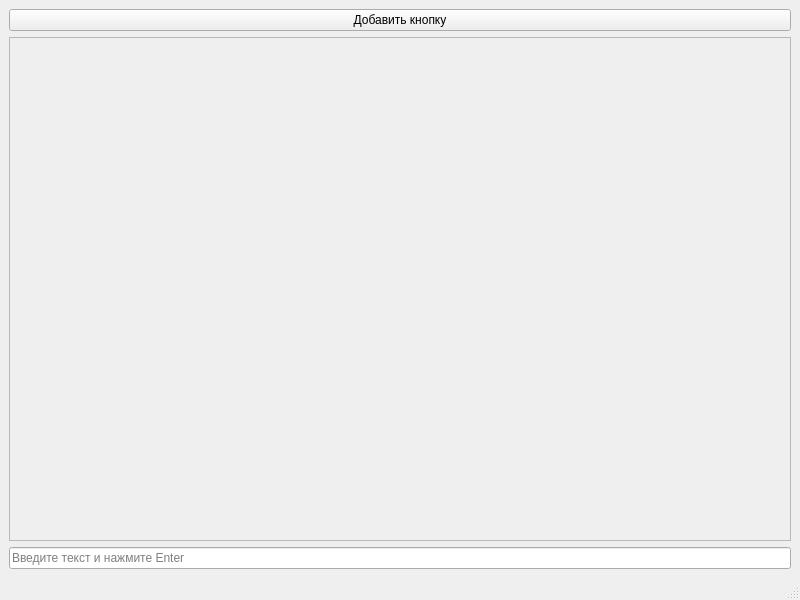
Teddy-Ro/FAK, file FAK/mainwindow.ui: the form before one commit.
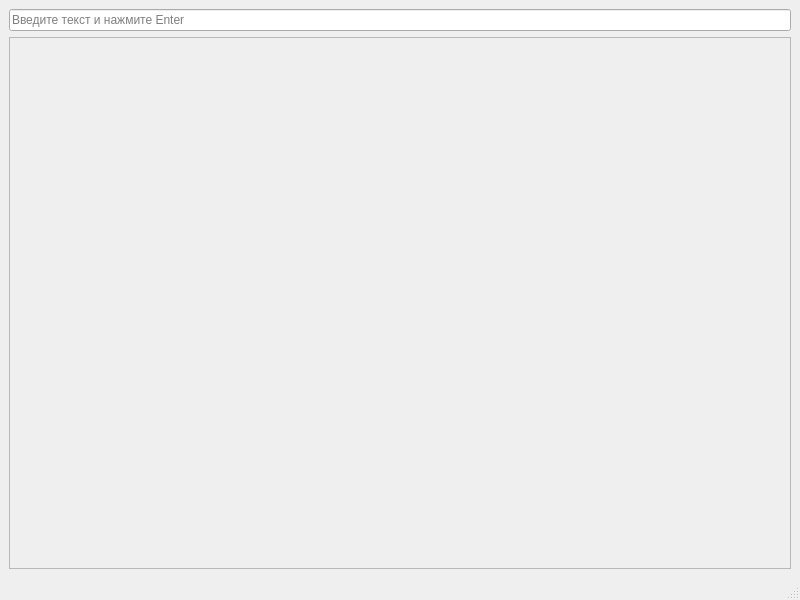
The form after the commit.

Diff of the .ui file:
```diff
--- a/FAK/mainwindow.ui
+++ b/FAK/mainwindow.ui
@@ -18,13 +18,9 @@
     <item>
      <layout class="QVBoxLayout" name="verticalLayout">
       <item>
-       <layout class="QHBoxLayout" name="horizontalLayout">
-        <item>
-         <layout class="QVBoxLayout" name="verticalLayout_3">
-          <item>
-           <widget class="QPushButton" name="addButton">
-            <property name="text">
-             <string>Добавить кнопку</string>
+       <widget class="QLineEdit" name="textInput">
+        <property name="placeholderText">
+         <string>Введите текст и нажмите Enter</string>
             </property>
            </widget>
           </item>
@@ -39,43 +35,16 @@
                <x>0</x>
                <y>0</y>
                <width>770</width>
-               <height>441</height>
-              </rect>
-             </property>
-             <widget class="QWidget" name="widget" native="true">
-              <property name="geometry">
-               <rect>
-                <x>9</x>
-                <y>9</y>
-                <width>381</width>
-                <height>411</height>
-               </rect>
-              </property>
-              <widget class="QWidget" name="verticalLayoutWidget_2">
-               <property name="geometry">
-                <rect>
-                 <x>90</x>
-                 <y>90</y>
-                 <width>131</width>
-                 <height>181</height>
-                </rect>
-               </property>
+           <height>510</height>
+          </rect>
+         </property>
+         <layout class="QVBoxLayout" name="verticalLayout_3">
+          <item>
                <layout class="QVBoxLayout" name="buttonsLayout"/>
-              </widget>
-             </widget>
-            </widget>
-           </widget>
           </item>
-          <item>
-           <widget class="QLineEdit" name="textInput">
-            <property name="placeholderText">
-             <string>Введите текст и нажмите Enter</string>
-            </property>
-           </widget>
-          </item>
          </layout>
-        </item>
-       </layout>
+        </widget>
+       </widget>
       </item>
      </layout>
     </item>
```
Left out of the diff: 4 changed lines with no effect on the pictures. Lines whose indentation alone changed are shown as unchanged.
